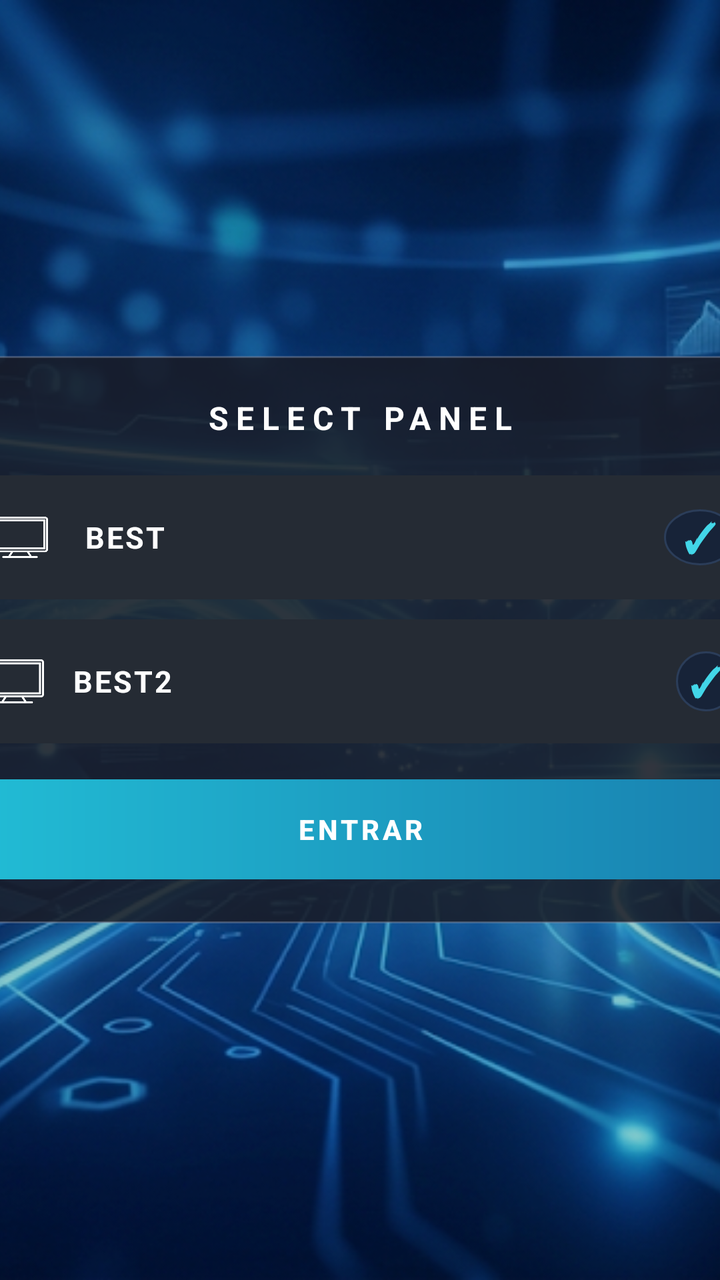
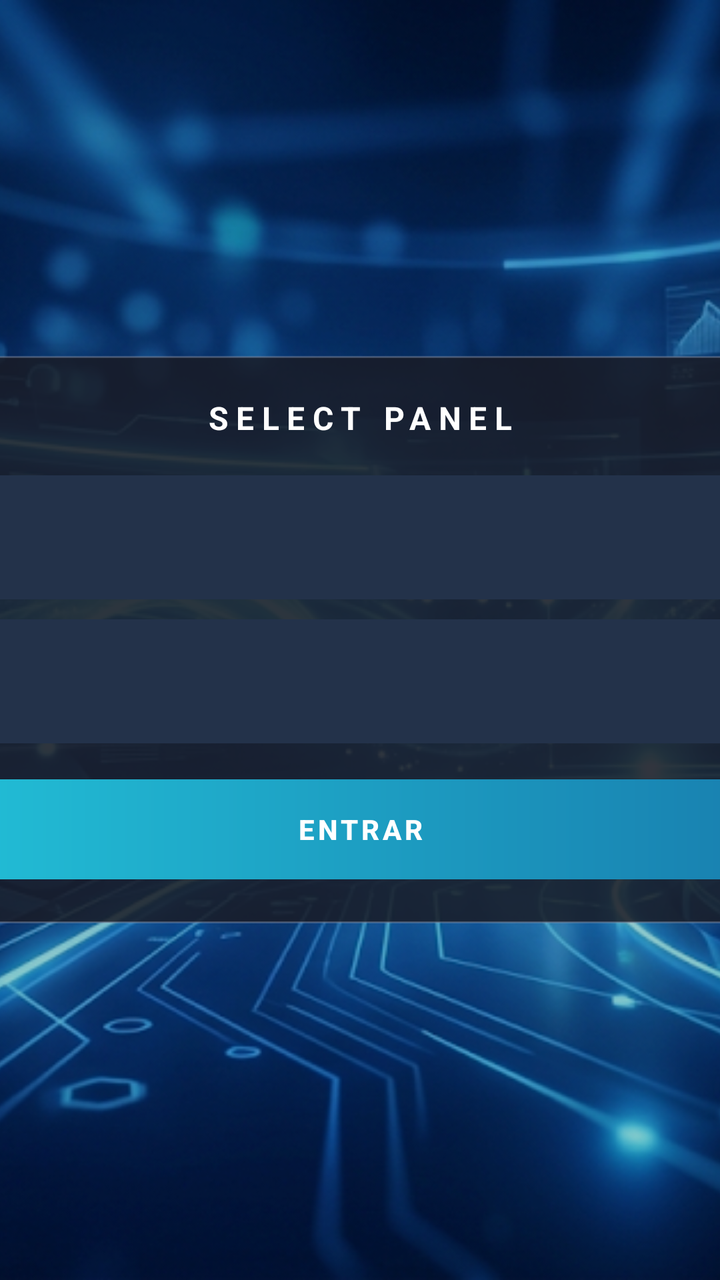

The first picture is an Android layout as it rendered before a commit; the second is the same layout after the commit. The layout source and the unified diff follow.
<!-- AndroidManifest.xml: application theme Theme.MyApplication -->
<!-- res/layout/activity_service_selection.xml -->
<?xml version="1.0" encoding="utf-8"?>
<FrameLayout xmlns:android="http://schemas.android.com/apk/res/android"
    xmlns:app="http://schemas.android.com/apk/res-auto"
    android:layout_width="match_parent"
    android:layout_height="match_parent"
    android:background="#08090E">

    <ImageView
        android:layout_width="match_parent"
        android:layout_height="match_parent"
        android:contentDescription="@null"
        android:scaleType="centerCrop"
        android:src="@drawable/bg_app_futuristic" />

    <View
        android:layout_width="match_parent"
        android:layout_height="match_parent"
        android:background="#37020914" />

    <LinearLayout
        android:id="@+id/serviceChoices"
        android:layout_width="460dp"
        android:layout_height="wrap_content"
        android:layout_gravity="center"
        android:background="@drawable/bg_auth_panel"
        android:elevation="8dp"
        android:orientation="vertical"
        android:paddingStart="24dp"
        android:paddingTop="20dp"
        android:paddingEnd="24dp"
        android:paddingBottom="22dp">

        <TextView
            android:id="@+id/tvServiceSelectionTitle"
            android:layout_width="match_parent"
            android:layout_height="wrap_content"
            android:layout_marginBottom="18dp"
            android:gravity="center"
            android:letterSpacing="0.24"
            android:text="SELECT PANEL"
            android:textColor="#FFFFFF"
            android:textSize="16sp"
            android:textStyle="bold" />

        <androidx.cardview.widget.CardView
            android:id="@+id/cardStreamPlay"
            android:layout_width="match_parent"
            android:layout_height="62dp"
            android:clickable="true"
            android:focusable="true"
            android:foreground="?android:attr/selectableItemBackground"
            app:cardBackgroundColor="#252B34"
            app:cardCornerRadius="9dp"
            app:cardElevation="0dp">

            <LinearLayout
                android:layout_width="match_parent"
                android:layout_height="match_parent"
                android:gravity="center_vertical"
                android:orientation="horizontal"
                android:paddingStart="18dp"
                android:paddingEnd="18dp">

                <ImageView
                    android:layout_width="36dp"
                    android:layout_height="28dp"
                    android:contentDescription="Televisão"
                    android:scaleType="fitCenter"
                    android:src="@drawable/ic_service_tv"
                    app:tint="#FFFFFF" />

                <TextView
                    android:layout_width="0dp"
                    android:layout_height="wrap_content"
                    android:layout_marginStart="14dp"
                    android:layout_weight="1"
                    android:letterSpacing="0.07"
                    android:text="BEST"
                    android:textColor="#FFFFFF"
                    android:textSize="15sp"
                    android:textStyle="bold" />

                <TextView
                    android:id="@+id/tvBestCheck"
                    android:layout_width="36dp"
                    android:layout_height="28dp"
                    android:contentDescription="Televisão"
                    android:scaleType="fitCenter"
                    android:background="@drawable/bg_icon_button"
                    android:gravity="center"
                    android:text="✓"
                    android:textColor="#42D6E8"
                    android:textSize="20sp"
                    android:textStyle="bold" />
            </LinearLayout>
        </androidx.cardview.widget.CardView>

        <androidx.cardview.widget.CardView
            android:id="@+id/cardOtherService"
            android:layout_width="match_parent"
            android:layout_height="62dp"
            android:layout_marginTop="10dp"
            android:clickable="true"
            android:focusable="true"
            android:foreground="?android:attr/selectableItemBackground"
            app:cardBackgroundColor="#252B34"
            app:cardCornerRadius="9dp"
            app:cardElevation="0dp">

            <LinearLayout
                android:layout_width="match_parent"
                android:layout_height="match_parent"
                android:gravity="center_vertical"
                android:orientation="horizontal"
                android:paddingStart="18dp"
                android:paddingEnd="18dp">

                <ImageView
                    android:layout_width="30dp"
                    android:layout_height="30dp"
                    android:src="@drawable/ic_service_tv"
                    app:tint="#FFFFFF" />

                <TextView
                    android:layout_width="0dp"
                    android:layout_height="wrap_content"
                    android:layout_marginStart="14dp"
                    android:layout_weight="1"
                    android:letterSpacing="0.07"
                    android:text="BEST2"
                    android:textColor="#FFFFFF"
                    android:textSize="15sp"
                    android:textStyle="bold" />

                <TextView
                    android:id="@+id/tvBest2Check"
                    android:layout_width="30dp"
                    android:layout_height="30dp"
                    android:background="@drawable/bg_icon_button"
                    android:gravity="center"
                    android:text="✓"
                    android:textColor="#42D6E8"
                    android:textSize="20sp"
                    android:textStyle="bold" />
            </LinearLayout>
        </androidx.cardview.widget.CardView>

        <Button
            android:id="@+id/btnSelectServiceEnter"
            android:layout_width="match_parent"
            android:layout_height="50dp"
            android:layout_marginTop="18dp"
            android:background="@drawable/bg_auth_action"
            android:letterSpacing="0.12"
            android:text="ENTRAR"
            android:textColor="#FFFFFF"
            android:textStyle="bold" />
    </LinearLayout>

    <LinearLayout
        android:id="@+id/autoLoginPanel"
        android:layout_width="wrap_content"
        android:layout_height="wrap_content"
        android:layout_gravity="center"
        android:gravity="center"
        android:orientation="vertical"
        android:visibility="gone">

        <ImageView
            android:layout_width="88dp"
            android:layout_height="88dp"
            android:contentDescription="Televisão"
            android:scaleType="fitCenter"
            android:src="@drawable/ic_service_tv"
            app:tint="#FFFFFF" />

        <TextView
            android:layout_width="wrap_content"
            android:layout_height="wrap_content"
            android:layout_marginTop="-2dp"
            android:id="@+id/tvStartupServiceBrand"
            android:letterSpacing="0.28"
            android:text="STREAMPLAY"
            android:textColor="#FFFFFF"
            android:textSize="12sp"
            android:textStyle="bold" />

        <ProgressBar
            android:id="@+id/pbServiceSelection"
            android:layout_width="38dp"
            android:layout_height="38dp"
            android:layout_marginTop="24dp"
            android:indeterminateTint="#42D6E8" />

        <TextView
            android:layout_width="wrap_content"
            android:layout_height="wrap_content"
            android:layout_marginTop="12dp"
            android:text="A preparar a tua biblioteca…"
            android:textColor="#F2F4F8"
            android:textSize="15sp" />
    </LinearLayout>
</FrameLayout>
<!-- resources referenced by this layout -->
<resources>
  <!-- drawable bg_app_futuristic: png bitmap (drawable-nodpi, 1019402 bytes) -->
  <!-- drawable bg_auth_action (drawable) -->
  <shape xmlns:android="http://schemas.android.com/apk/res/android" android:shape="rectangle">
      <gradient android:angle="0" android:startColor="#22BED6" android:endColor="#187FAF" />
      <corners android:radius="9dp" />
  </shape>
  <!-- drawable bg_auth_panel (drawable) -->
  <shape xmlns:android="http://schemas.android.com/apk/res/android" android:shape="rectangle">
      <solid android:color="#D7191B24" />
      <corners android:radius="24dp" />
      <stroke android:width="1dp" android:color="#668E9AAE" />
  </shape>
  <!-- drawable bg_icon_button (drawable) -->
  <?xml version="1.0" encoding="utf-8"?>
  <selector xmlns:android="http://schemas.android.com/apk/res/android">
      <item android:state_focused="true">
          <shape android:shape="oval">
              <solid android:color="#2A4365" />
              <stroke android:width="2.5dp" android:color="#42D6E8" />
          </shape>
      </item>
      <item android:state_pressed="true">
          <shape android:shape="oval">
              <solid android:color="#365780" />
              <stroke android:width="2.5dp" android:color="#FFFFFF" />
          </shape>
      </item>
      <item>
          <shape android:shape="oval">
              <solid android:color="#172338" />
              <stroke android:width="1dp" android:color="#2B3D59" />
          </shape>
      </item>
  </selector>
  <!-- drawable ic_service_tv: png bitmap (drawable-nodpi, 3503 bytes) -->
  <style name="Theme.MyApplication" parent="Base.Theme.MyApplication" />
  <style name="Base.Theme.MyApplication" parent="Theme.Material3.Dark.NoActionBar">
          <item name="colorPrimary">#397DFF</item>
          <item name="colorSecondary">#42D6E8</item>
          <item name="colorTertiary">#F5C56B</item>
          <item name="android:statusBarColor">#080D16</item>
          <item name="android:navigationBarColor">#080D16</item>
          <item name="android:windowLightStatusBar">false</item>
          <item name="android:colorAccent">#42D6E8</item>
          <item name="android:windowBackground">@drawable/bg_launch_splash</item>
          <item name="android:windowSplashScreenBackground">#061328</item>
          <item name="android:windowSplashScreenIconBackgroundColor">#071429</item>
      </style>
  <!-- drawable bg_launch_splash (drawable) -->
  <layer-list xmlns:android="http://schemas.android.com/apk/res/android">
      <item>
          <bitmap android:src="@drawable/bg_startup_blur" android:gravity="fill" />
      </item>
      <item android:width="320dp" android:height="320dp" android:gravity="center">
          <bitmap android:src="@drawable/eagle_badge" android:gravity="fill" />
      </item>
  </layer-list>
  <!-- drawable bg_startup_blur: webp bitmap (drawable-nodpi, 24932 bytes) -->
  <!-- drawable eagle_badge: webp bitmap (drawable-nodpi, 169374 bytes) -->
</resources>

<!-- the commit's change to res/layout/activity_service_selection.xml (unified diff, before → after) -->
@@ -48,7 +48,7 @@
             android:layout_height="62dp"
             android:clickable="true"
             android:focusable="true"
-            android:foreground="?android:attr/selectableItemBackground"
+            android:foreground="@drawable/bg_button_selector"
             app:cardBackgroundColor="#252B34"
             app:cardCornerRadius="9dp"
             app:cardElevation="0dp">
@@ -102,7 +102,7 @@
             android:layout_marginTop="10dp"
             android:clickable="true"
             android:focusable="true"
-            android:foreground="?android:attr/selectableItemBackground"
+            android:foreground="@drawable/bg_button_selector"
             app:cardBackgroundColor="#252B34"
             app:cardCornerRadius="9dp"
             app:cardElevation="0dp">
<!-- resource entries referenced after the edit -->
@@ -12,6 +12,30 @@
       <corners android:radius="24dp" />
       <stroke android:width="1dp" android:color="#668E9AAE" />
   </shape>
+  <!-- drawable bg_button_selector (drawable) -->
+  <?xml version="1.0" encoding="utf-8"?>
+  <selector xmlns:android="http://schemas.android.com/apk/res/android">
+      <item android:state_focused="true">
+          <shape android:shape="rectangle">
+              <corners android:radius="10dp" />
+              <solid android:color="#2A4365" />
+              <stroke android:width="2dp" android:color="#42D6E8" />
+          </shape>
+      </item>
+      <item android:state_pressed="true">
+          <shape android:shape="rectangle">
+              <corners android:radius="10dp" />
+              <solid android:color="#365780" />
+              <stroke android:width="2dp" android:color="#FFFFFF" />
+          </shape>
+      </item>
+      <item>
+          <shape android:shape="rectangle">
+              <corners android:radius="10dp" />
+              <solid android:color="#23324A" />
+          </shape>
+      </item>
+  </selector>
   <!-- drawable bg_icon_button (drawable) -->
   <?xml version="1.0" encoding="utf-8"?>
   <selector xmlns:android="http://schemas.android.com/apk/res/android">
